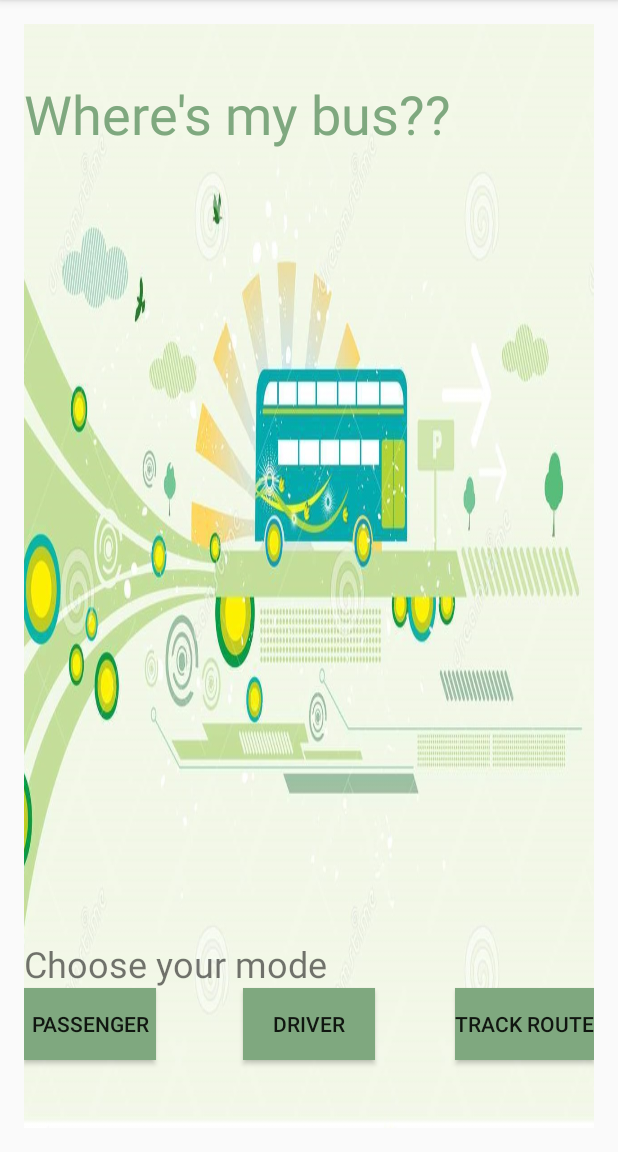
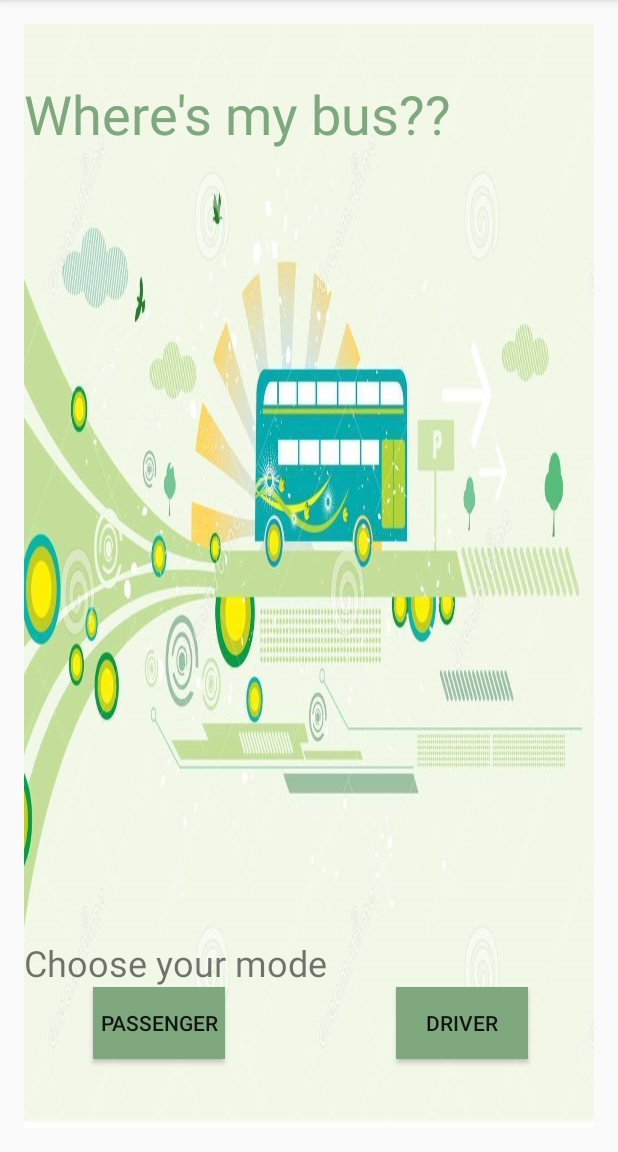
Before and after one commit to rama56/ShuttleTrackerMS, an Android app: the screen it shows after launch (MainPageActivity), on a phone screen of 412 x 824 dp, the part 84-1236 px from its top. Run offline under Robolectric (Android 15) with nearby library versions, the phone set to English and light mode, and no system bars.

Commit message:
Minor UI enhancements

```diff
--- a/app/src/main/java/com/example/ramakrk/shuttletrackerms/DriverActivity.java
+++ b/app/src/main/java/com/example/ramakrk/shuttletrackerms/DriverActivity.java
@@ -53,6 +53,7 @@ public class DriverActivity extends AppCompatActivity {
         startButton.setOnClickListener(new View.OnClickListener() {
             @Override
             public void onClick(View v) {
+                Toast.makeText(DriverActivity.this,"Starting to track",Toast.LENGTH_LONG).show();
                 SharedPreferences sharedPreferences = getPreferences(MODE_PRIVATE);
                 SharedPreferences.Editor editor = sharedPreferences.edit();
                 //showCurrentLocation();
@@ -71,6 +72,7 @@ public class DriverActivity extends AppCompatActivity {
             @Override
             public void onClick(View v) {
                 if(clientBackendDriver != null) {
+                    Toast.makeText(DriverActivity.this,"Stopped tracking",Toast.LENGTH_LONG).show();
                     clientBackendDriver.StopGivingLocationData();
                 }
             }
--- a/app/src/main/java/com/example/ramakrk/shuttletrackerms/MainPageActivity.java
+++ b/app/src/main/java/com/example/ramakrk/shuttletrackerms/MainPageActivity.java
@@ -8,6 +8,7 @@ import android.view.animation.Animation;
 import android.view.animation.AnimationUtils;
 import android.widget.Button;
 import android.widget.TextView;
+import android.widget.Toast;
 
 public class MainPageActivity extends AppCompatActivity {
 
@@ -29,11 +30,12 @@ public class MainPageActivity extends AppCompatActivity {
 
         passengerButton = (Button) findViewById(R.id.navigatePassenger);
         driverButton = (Button) findViewById(R.id.navigateDriver);
-        routeButton = (Button) findViewById(R.id.routeTrack);
+        //routeButton = (Button) findViewById(R.id.routeTrack);
 
         passengerButton.setOnClickListener(new View.OnClickListener() {
             @Override
             public void onClick(View v) {
+                Toast.makeText(MainPageActivity.this,"Tracking shuttle...",Toast.LENGTH_LONG).show();
                 Intent passengerIntent = new Intent(v.getContext(),MainActivity.class);
                 startActivityForResult(passengerIntent,0);
 
@@ -43,6 +45,7 @@ public class MainPageActivity extends AppCompatActivity {
         driverButton.setOnClickListener(new View.OnClickListener() {
             @Override
             public void onClick(View v) {
+                Toast.makeText(MainPageActivity.this,"Broadcasting Location...",Toast.LENGTH_LONG).show();
                 Intent driverIntent = new Intent(v.getContext(),DriverActivity.class);
                 startActivityForResult(driverIntent,0);
             }
--- a/app/src/main/res/layout/activity_main_page.xml
+++ b/app/src/main/res/layout/activity_main_page.xml
@@ -26,27 +26,22 @@
             android:background="@color/abc_search_url_text_normal"
             android:layout_alignTop="@+id/navigateDriver"
             android:layout_alignParentLeft="true"
-            android:layout_alignParentStart="true" />
+            android:layout_alignParentStart="true"
+            android:layout_marginLeft="46dp"
+            android:layout_marginStart="46dp" />
 
         <Button
             android:layout_width="wrap_content"
             android:layout_height="wrap_content"
             android:text="Driver"
             android:id="@+id/navigateDriver"
-            android:layout_marginBottom="45dp"
+            android:layout_marginBottom="46dp"
             android:background="@color/abc_search_url_text_normal"
             android:layout_alignParentBottom="true"
-            android:layout_centerHorizontal="true" />
-
-        <Button
-            android:layout_width="wrap_content"
-            android:layout_height="wrap_content"
-            android:text="Track Route"
-            android:id="@+id/routeTrack"
-            android:background="@color/abc_search_url_text_normal"
-            android:layout_below="@+id/choosemode"
             android:layout_alignParentRight="true"
-            android:layout_alignParentEnd="true" />
+            android:layout_alignParentEnd="true"
+            android:layout_marginRight="44dp"
+            android:layout_marginEnd="44dp" />
 
         <TextView
             android:layout_width="wrap_content"
```
Also changed, not shown: app/src/main/java/com/example/ramakrk/shuttletrackerms/JSONParser.java (+6 -3 lines).
